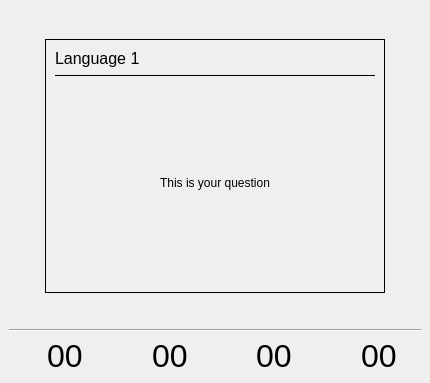
Before: the Qt Designer form src/flashviewbase.ui in KDE/kwordquiz, drawn with Qt 5.
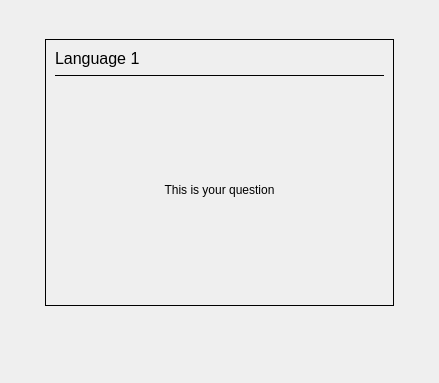
After: the same form once the commit is applied. Icons and pictures are not drawn. Custom widgets are drawn as their Qt base class.

Commit message: A score widget.

Diff of the .ui file:
```diff
--- a/src/flashviewbase.ui
+++ b/src/flashviewbase.ui
@@ -1,12 +1,12 @@
 <ui version="4.0" >
  <author>Peter Hedlund &lt;peter.hedlund@kdemail.net></author>
  <class>FlashViewBase</class>
- <widget class="QWidget" name="FlashViewBase" >
-  <property name="geometry" >
+ <widget class="QWidget" name="FlashViewBase">
+  <property name="geometry">
    <rect>
     <x>0</x>
     <y>0</y>
-    <width>416</width>
+    <width>439</width>
     <height>383</height>
    </rect>
   </property>
@@ -185,278 +185,27 @@
          </property>
         </spacer>
        </item>
-       <item row="3" column="0" colspan="3" >
-        <layout class="QGridLayout" >
-         <property name="margin" >
-          <number>0</number>
+       <item row="6" column="0" colspan="3">
+        <widget class="KWQScoreWidget" name="score" native="true">
+         <property name="sizePolicy">
+          <sizepolicy hsizetype="Expanding" vsizetype="Fixed">
+           <horstretch>0</horstretch>
+           <verstretch>0</verstretch>
+          </sizepolicy>
          </property>
-         <property name="spacing" >
-          <number>6</number>
+         <property name="minimumSize">
+          <size>
+           <width>0</width>
+           <height>32</height>
+          </size>
          </property>
-         <item row="0" column="0" >
-          <widget class="Line" name="line1_2" >
-           <property name="frameShape" >
-            <enum>QFrame::HLine</enum>
-           </property>
-           <property name="frameShadow" >
-            <enum>QFrame::Sunken</enum>
-           </property>
-           <property name="orientation" >
-            <enum>Qt::Horizontal</enum>
-           </property>
-          </widget>
-         </item>
-         <item row="1" column="0" >
-          <layout class="QGridLayout" >
-           <property name="margin" >
-            <number>0</number>
-           </property>
-           <property name="spacing" >
-            <number>6</number>
-           </property>
-           <item row="0" column="1" >
-            <widget class="QLabel" name="lblScoreCount" >
-             <property name="sizePolicy" >
-              <sizepolicy vsizetype="Fixed" hsizetype="Preferred" >
-               <horstretch>0</horstretch>
-               <verstretch>0</verstretch>
-              </sizepolicy>
-             </property>
-             <property name="font" >
-              <font>
-               <pointsize>24</pointsize>
-               <weight>50</weight>
-               <italic>false</italic>
-               <bold>false</bold>
-               <underline>false</underline>
-               <strikeout>false</strikeout>
-              </font>
-             </property>
-             <property name="toolTip" >
-              <string>Questions</string>
-             </property>
-             <property name="whatsThis" >
-              <string>The number of cards in the session</string>
-             </property>
-             <property name="text" >
-              <string>00</string>
-             </property>
-             <property name="alignment" >
-              <set>Qt::AlignLeading|Qt::AlignLeft|Qt::AlignVCenter</set>
-             </property>
-            </widget>
-           </item>
-           <item row="0" column="4" >
-            <widget class="QLabel" name="picCorrect" >
-             <property name="sizePolicy" >
-              <sizepolicy vsizetype="Fixed" hsizetype="Fixed" >
-               <horstretch>0</horstretch>
-               <verstretch>0</verstretch>
-              </sizepolicy>
-             </property>
-             <property name="maximumSize" >
-              <size>
-               <width>32</width>
-               <height>32</height>
-              </size>
-             </property>
-             <property name="toolTip" >
-              <string>Correct answers</string>
-             </property>
-             <property name="whatsThis" >
-              <string>The number of cards counted as correct (I know). May be shown as a percentage.</string>
-             </property>
-             <property name="pixmap" >
-              <pixmap/>
-             </property>
-             <property name="scaledContents" >
-              <bool>true</bool>
-             </property>
-            </widget>
-           </item>
-           <item row="0" column="5" >
-            <widget class="QLabel" name="lblScoreCorrect" >
-             <property name="sizePolicy" >
-              <sizepolicy vsizetype="Fixed" hsizetype="Preferred" >
-               <horstretch>0</horstretch>
-               <verstretch>0</verstretch>
-              </sizepolicy>
-             </property>
-             <property name="font" >
-              <font>
-               <pointsize>24</pointsize>
-               <weight>50</weight>
-               <italic>false</italic>
-               <bold>false</bold>
-               <underline>false</underline>
-               <strikeout>false</strikeout>
-              </font>
-             </property>
-             <property name="toolTip" >
-              <string>Correct answers</string>
-             </property>
-             <property name="whatsThis" >
-              <string>The number of cards counted as correct (I know). May be shown as a percentage.</string>
-             </property>
-             <property name="text" >
-              <string>00</string>
-             </property>
-             <property name="alignment" >
-              <set>Qt::AlignLeading|Qt::AlignLeft|Qt::AlignVCenter</set>
-             </property>
-            </widget>
-           </item>
-           <item row="0" column="6" >
-            <widget class="QLabel" name="picError" >
-             <property name="sizePolicy" >
-              <sizepolicy vsizetype="Fixed" hsizetype="Fixed" >
-               <horstretch>0</horstretch>
-               <verstretch>0</verstretch>
-              </sizepolicy>
-             </property>
-             <property name="maximumSize" >
-              <size>
-               <width>32</width>
-               <height>32</height>
-              </size>
-             </property>
-             <property name="toolTip" >
-              <string>Incorrect answers</string>
-             </property>
-             <property name="whatsThis" >
-              <string>The number of cards counted as incorrect (I do not know). May be shown as a percentage.</string>
-             </property>
-             <property name="pixmap" >
-              <pixmap/>
-             </property>
-             <property name="scaledContents" >
-              <bool>true</bool>
-             </property>
-            </widget>
-           </item>
-           <item row="0" column="0" >
-            <widget class="QLabel" name="picCount" >
-             <property name="sizePolicy" >
-              <sizepolicy vsizetype="Fixed" hsizetype="Fixed" >
-               <horstretch>0</horstretch>
-               <verstretch>0</verstretch>
-              </sizepolicy>
-             </property>
-             <property name="maximumSize" >
-              <size>
-               <width>32</width>
-               <height>32</height>
-              </size>
-             </property>
-             <property name="toolTip" >
-              <string>Questions</string>
-             </property>
-             <property name="whatsThis" >
-              <string>The number of cards in the session</string>
-             </property>
-             <property name="pixmap" >
-              <pixmap/>
-             </property>
-             <property name="scaledContents" >
-              <bool>true</bool>
-             </property>
-            </widget>
-           </item>
-           <item row="0" column="3" >
-            <widget class="QLabel" name="lblScoreAnswered" >
-             <property name="sizePolicy" >
-              <sizepolicy vsizetype="Fixed" hsizetype="Preferred" >
-               <horstretch>0</horstretch>
-               <verstretch>0</verstretch>
-              </sizepolicy>
-             </property>
-             <property name="font" >
-              <font>
-               <pointsize>24</pointsize>
-               <weight>50</weight>
-               <italic>false</italic>
-               <bold>false</bold>
-               <underline>false</underline>
-               <strikeout>false</strikeout>
-              </font>
-             </property>
-             <property name="toolTip" >
-              <string>Answered questions</string>
-             </property>
-             <property name="whatsThis" >
-              <string>The number of cards already seen. May be shown as a percentage.</string>
-             </property>
-             <property name="text" >
-              <string>00</string>
-             </property>
-             <property name="alignment" >
-              <set>Qt::AlignLeading|Qt::AlignLeft|Qt::AlignVCenter</set>
-             </property>
-            </widget>
-           </item>
-           <item row="0" column="2" >
-            <widget class="QLabel" name="picAnswered" >
-             <property name="sizePolicy" >
-              <sizepolicy vsizetype="Fixed" hsizetype="Fixed" >
-               <horstretch>0</horstretch>
-               <verstretch>0</verstretch>
-              </sizepolicy>
-             </property>
-             <property name="maximumSize" >
-              <size>
-               <width>32</width>
-               <height>32</height>
-              </size>
-             </property>
-             <property name="toolTip" >
-              <string>Answered questions</string>
-             </property>
-             <property name="whatsThis" >
-              <string>The number of cards already seen. May be shown as a percentage.</string>
-             </property>
-             <property name="pixmap" >
-              <pixmap/>
-             </property>
-             <property name="scaledContents" >
-              <bool>true</bool>
-             </property>
-            </widget>
-           </item>
-           <item row="0" column="7" >
-            <widget class="QLabel" name="lblScoreError" >
-             <property name="sizePolicy" >
-              <sizepolicy vsizetype="Fixed" hsizetype="Preferred" >
-               <horstretch>0</horstretch>
-               <verstretch>0</verstretch>
-              </sizepolicy>
-             </property>
-             <property name="font" >
-              <font>
-               <pointsize>24</pointsize>
-               <weight>50</weight>
-               <italic>false</italic>
-               <bold>false</bold>
-               <underline>false</underline>
-               <strikeout>false</strikeout>
-              </font>
-             </property>
-             <property name="toolTip" >
-              <string>Incorrect answers</string>
-             </property>
-             <property name="whatsThis" >
-              <string>The number of cards counted as incorrect (I do not know). May be shown as a percentage.</string>
-             </property>
-             <property name="text" >
-              <string>00</string>
-             </property>
-             <property name="alignment" >
-              <set>Qt::AlignLeading|Qt::AlignLeft|Qt::AlignVCenter</set>
-             </property>
-            </widget>
-           </item>
-          </layout>
-         </item>
-        </layout>
+         <property name="baseSize">
+          <size>
+           <width>0</width>
+           <height>0</height>
+          </size>
+         </property>
+        </widget>
        </item>
       </layout>
      </widget>
@@ -481,6 +230,14 @@
    </item>
   </layout>
  </widget>
+ <customwidgets>
+  <customwidget>
+   <class>KWQScoreWidget</class>
+   <extends>QWidget</extends>
+   <header location="global">kwqscorewidget.h</header>
+   <container>1</container>
+  </customwidget>
+ </customwidgets>
  <resources/>
  <connections/>
 </ui>
```
Left out of the diff: 137 changed lines with no effect on the pictures. The commit also changes 13 other files.
